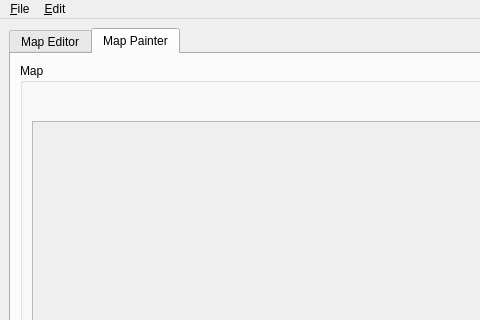
fborse/map-painter-95, file MainWindow.ui: the form before one commit; both pictures show x 0 to 480 and y 0 to 320 of the 1024 by 768 pixel window.
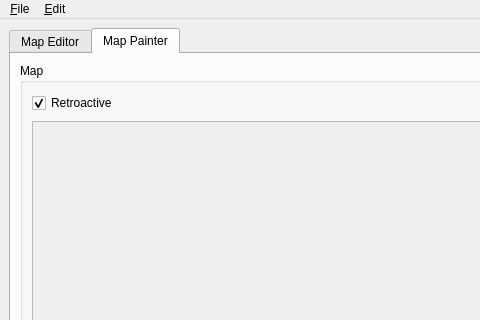
The form after the commit. The open tabs and pages were chosen to show the change. Icons and pictures are not drawn. Custom widgets are drawn as their Qt base class.

```diff
--- a/MainWindow.ui
+++ b/MainWindow.ui
@@ -221,6 +221,16 @@
           <layout class="QVBoxLayout" name="verticalLayout_5">
            <item>
             <layout class="QHBoxLayout" name="horizontalLayout_6">
+             <item>
+              <widget class="QCheckBox" name="retroactiveChangesCheckBox">
+               <property name="text">
+                <string>Retroactive</string>
+               </property>
+               <property name="checked">
+                <bool>true</bool>
+               </property>
+              </widget>
+             </item>
              <item>
               <spacer name="horizontalSpacer_3">
                <property name="orientation">
```
Left out of the diff: 17 changed lines with no effect on the pictures.
